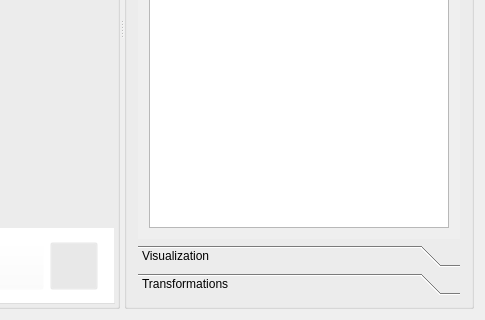
Old version of the form ModelViewer.ui in the repository sharjith/ModelViewer-Qt; both pictures show x 838 to 1323 and y 264 to 584 of the 1323 by 584 pixel window.
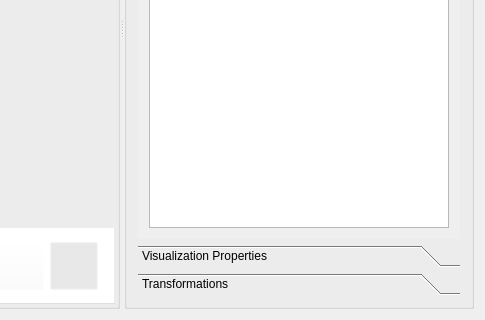
New version of the form. Icons and pictures are not drawn. Custom widgets are drawn as their Qt base class.

Commit message: Changed tab title to Visualization Properties

The edit to the form file:
```diff
--- a/ModelViewer.ui
+++ b/ModelViewer.ui
@@ -1078,7 +1078,7 @@
               </sizepolicy>
              </property>
              <attribute name="label">
-              <string>Visualization</string>
+              <string>Visualization Properties</string>
              </attribute>
              <layout class="QGridLayout" name="gridLayout_4">
               <item row="0" column="0">
```
